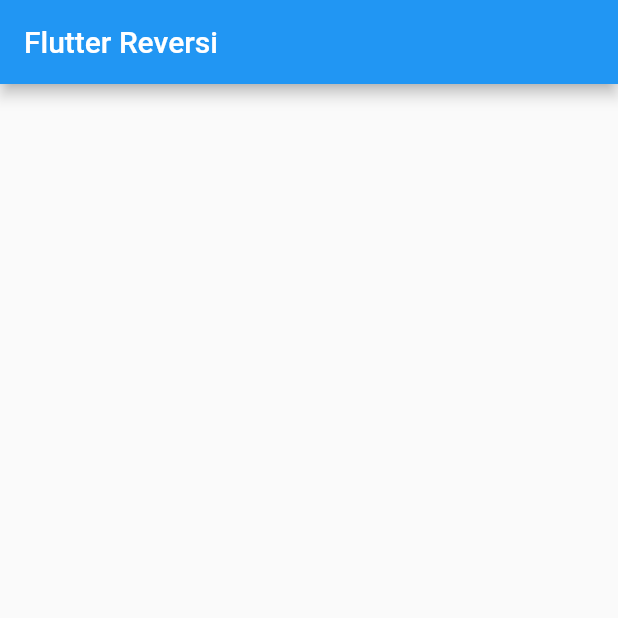
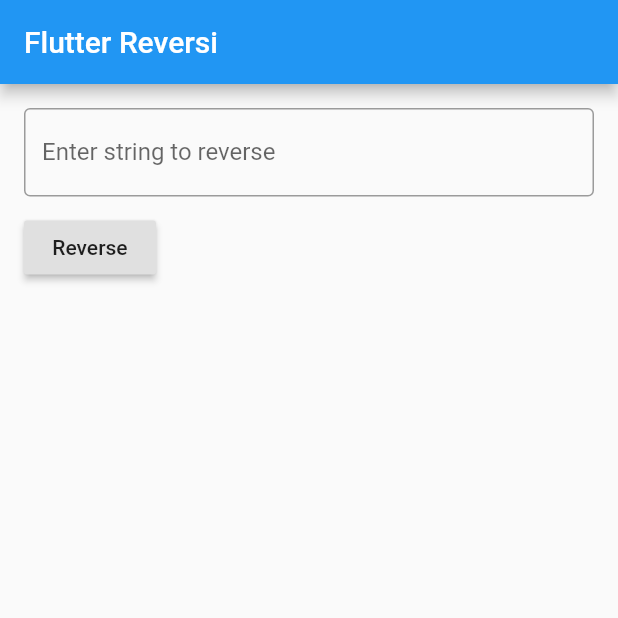
Before and after one commit to lohanidamodar/flutter_reversi, a Flutter app: the screen it shows after launch, on a phone screen of 412 x 824 dp, the top half of it. Run offline on Flutter 3.47's test engine with Material 2 defaults, Android fonts, the phone set to English and light mode, and no system bars.

Commit message:
general app

```diff
--- a/lib/main.dart
+++ b/lib/main.dart
@@ -15,21 +15,64 @@ class MyApp extends StatelessWidget {
   }
 }
 
-class HomePage extends StatelessWidget {
+class HomePage extends StatefulWidget {
   @override
-  Widget build(BuildContext context){
+  _HomePageState createState() => _HomePageState();
+}
+
+class _HomePageState extends State<HomePage> {
+  TextEditingController _controller;
+  String _reversed;
+  @override
+  void initState() {
+    super.initState();
+    _controller = TextEditingController();
+  }
+
+  @override
+  Widget build(BuildContext context) {
     return Scaffold(
       appBar: AppBar(
         title: Text('Flutter Reversi'),
       ),
       body: SingleChildScrollView(
+        padding: const EdgeInsets.all(16.0),
         child: Column(
           crossAxisAlignment: CrossAxisAlignment.start,
           children: <Widget>[
-
+            TextField(
+              controller: _controller,
+              decoration: InputDecoration(
+                  border: OutlineInputBorder(),
+                  labelText: "Enter string to reverse"),
+            ),
+            const SizedBox(height: 10.0),
+            if (_reversed != null) ...[
+              Text(
+                _reversed,
+                style: TextStyle(
+                  fontWeight: FontWeight.bold,
+                  fontSize: 18.0,
+                ),
+              ),
+              const SizedBox(height: 10.0),
+            ],
+            RaisedButton(
+              child: Text("Reverse"),
+              onPressed: () {
+                if (_controller.text.isEmpty) return;
+                setState(() {
+                  _reversed = reverseString(_controller.text);
+                });
+              },
+            ),
           ],
         ),
       ),
     );
   }
 }
+
+String reverseString(String initial) {
+  return initial.split('').reversed.join();
+}
--- a/pubspec.yaml
+++ b/pubspec.yaml
@@ -3,7 +3,7 @@ description: A new Flutter project.
 version: 1.0.0+1
 
 environment:
-  sdk: ">=2.1.0 <3.0.0"
+  sdk: ">=2.2.2 <3.0.0"
 
 dependencies:
   flutter:
```
